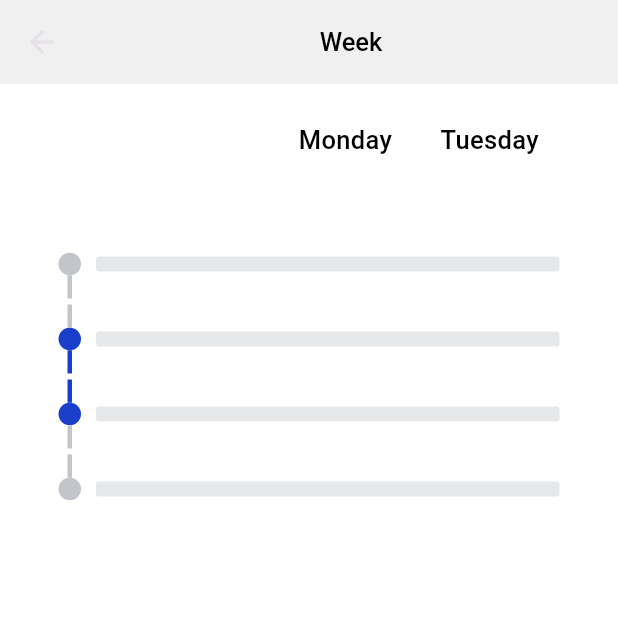
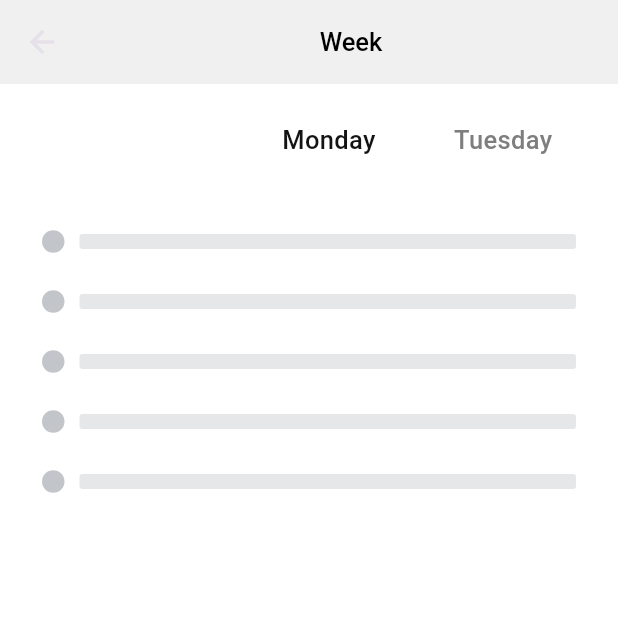
Before and after one commit to MuhammadHarisSiddiqui620/alarm_clock, a Flutter app: the WeekScreen screen opened directly, on a phone screen of 412 x 824 dp, the top half of it. Run offline on Flutter 3.47's test engine with Material 3 defaults, Android fonts, the light colour scheme and no system bars; drawn by our look-alikes of timelines; our stand-ins replace flutter_svg, hive, hive_flutter; missing offline and left inert: alarm, wheel_picker; accounts and stored records are empty.

Commit message:
alarm_clock[19]
Changes
- Week Screen Half Done

Issues
- None

```diff
--- a/lib/Components/TimelineStatusPage.dart
+++ b/lib/Components/TimelineStatusPage.dart
@@ -1,19 +1,35 @@
+import 'package:alarm_clock/Models/alarm_model.dart';
 import 'package:flutter/material.dart';
+import 'package:flutter_svg/svg.dart';
 import 'package:timelines/timelines.dart';
+
+import '../constants.dart';
+import 'StaticAlarm.dart';
 
 const kTileHeight = 50.0;
 
-class TimelineStatusPage extends StatelessWidget {
+class TimelineStatusPage extends StatefulWidget {
+  final List<AlarmModel> alarms;
+
+  const TimelineStatusPage({super.key, required this.alarms});
+
+  @override
+  State<TimelineStatusPage> createState() => _TimelineStatusPageState();
+}
+
+class _TimelineStatusPageState extends State<TimelineStatusPage> {
   @override
   Widget build(BuildContext context) {
-    return Scaffold(
+    return Expanded(
+      child: Scaffold(
         body: Center(
           child: Padding(
             padding: const EdgeInsets.symmetric(horizontal: 12.0),
             child: Row(
               children: [
-              _Timeline2(),
+                _Timeline2(alarms: widget.alarms),
               ],
+            ),
           ),
         ),
       ),
@@ -22,15 +38,51 @@ class TimelineStatusPage extends StatelessWidget {
 }
 
 class _Timeline2 extends StatelessWidget {
+  final List<AlarmModel> alarms;
+
+  const _Timeline2({Key? key, required this.alarms}) : super(key: key);
+
   @override
   Widget build(BuildContext context) {
-    List<_TimelineStatus> data = [
-      _TimelineStatus.done,
-      _TimelineStatus.inProgress,
-      _TimelineStatus.inProgress,
-      _TimelineStatus.todo
-    ];
+    List<_TimelineStatus> data = List.generate(
+      alarms.length,
+      (index) =>
+          _TimelineStatus.done, // Assuming all alarms are done for this example
+    );
 
+    if (alarms.isEmpty) {
+      return Flexible(
+        child: Timeline.tileBuilder(
+          theme: TimelineThemeData(
+            nodePosition: 0,
+            color: Color(0xffc2c5c9),
+            connectorTheme: ConnectorThemeData(
+              thickness: 3.0,
+            ),
+          ),
+          padding: EdgeInsets.symmetric(vertical: 10.0), // Reduced top padding
+          builder: TimelineTileBuilder.connected(
+            indicatorBuilder: (context, index) {
+              return DotIndicator(
+                color: null,
+              );
+            },
+            connectorBuilder: (_, index, connectorType) {
+              return SolidLineConnector(
+                indent: connectorType == ConnectorType.start ? 0 : 100,
+                endIndent: connectorType == ConnectorType.end ? 0 : 100,
+                color: null,
+              );
+            },
+            contentsBuilder: (_, __) => _EmptyContents(),
+            itemCount: 5,
+            itemExtentBuilder: (_, __) {
+              return 40;
+            }, // Only one item for the empty state
+          ),
+        ),
+      );
+    }
     return Flexible(
       child: Timeline.tileBuilder(
         theme: TimelineThemeData(
@@ -44,7 +96,9 @@ class _Timeline2 extends StatelessWidget {
         builder: TimelineTileBuilder.connected(
           indicatorBuilder: (context, index) {
             return DotIndicator(
-              color: data[index].isInProgress ? Color(0xff193fcc) : null,
+              color: data[index] == _TimelineStatus.done
+                  ? Color(0xff193fcc)
+                  : null,
             );
           },
           connectorBuilder: (_, index, connectorType) {
@@ -60,13 +114,42 @@ class _Timeline2 extends StatelessWidget {
               color: color,
             );
           },
-          contentsBuilder: (_, __) => _EmptyContents(),
-          itemExtentBuilder: (_, __) {
-            return kTileHeight;
+          contentsBuilder: (context, index) {
+            return _AlarmContents(alarm: alarms[index]);
           },
           itemCount: data.length,
         ),
       ),
+    );
+  }
+}
+
+class _AlarmContents extends StatelessWidget {
+  final AlarmModel alarm;
+
+  const _AlarmContents({Key? key, required this.alarm}) : super(key: key);
+
+  @override
+  Widget build(BuildContext context) {
+    // Debugging: Check the state of alarm.alarmDay
+    print("Alarm Day: ${alarm.alarmDay}"); // Check what alarm.alarmDay is
+
+    return alarm.alarmDay.isEmpty
+        ? Container(
+            margin: EdgeInsets.only(left: 10.0),
+            height: 10.0,
+            decoration: BoxDecoration(
+              borderRadius: BorderRadius.circular(2.0),
+              color: Color(0xffe6e7e9),
+            ),
+          )
+        : Container(
+            margin: EdgeInsets.only(left: 10.0, top: 15, bottom: 15),
+            decoration: BoxDecoration(
+              borderRadius: BorderRadius.circular(2.0),
+              color: Color(0xffe6e7e9), // Same background color for consistency
+            ),
+            child: StaticAlarm(alarm: alarm), // Display the individual alarm
           );
   }
 }
--- a/lib/Screens/NewAlarm.dart
+++ b/lib/Screens/NewAlarm.dart
@@ -334,7 +334,10 @@ class _NewAlarmState extends State<NewAlarm> {
                         ScaffoldMessenger.of(context).showSnackBar(
                           SnackBar(content: Text('Alarm saved successfully!')),
                         );
-                        Navigator.pop(context); // Go back to previous screen
+                        Navigator.of(context).push(MaterialPageRoute(
+                                builder: (context) =>
+                                    AlarmScreen()) // Ckall loadAlarm when returning from NewAlarm
+                            ); // Go back to previous screen
                       } else {
                         ScaffoldMessenger.of(context).showSnackBar(
                           SnackBar(
--- a/lib/Screens/WeekScreen.dart
+++ b/lib/Screens/WeekScreen.dart
@@ -1,7 +1,9 @@
 import 'package:alarm_clock/Components/CustomAppBar.dart';
 import 'package:alarm_clock/Components/TimelineStatusPage.dart';
 import 'package:flutter/material.dart';
+import 'package:hive/hive.dart';
 
+import '../Models/alarm_model.dart';
 import '../constants.dart';
 
 class WeekScreen extends StatefulWidget {
@@ -12,88 +14,109 @@ class WeekScreen extends StatefulWidget {
 }
 
 class _WeekScreenState extends State<WeekScreen> {
+  // Track the selected day (e.g., Monday, Tuesday)
+  String selectedDay = 'Monday';
+
+  // Store all alarms for the selected day
+  List<AlarmModel> alarms = [];
+
+  @override
+  void initState() {
+    // TODO: implement initState
+    super.initState();
+    _loadAlarms(); // Load alarms from Hive
+  }
+
+  Future<void> _loadAlarms() async {
+    var box = Hive.box<AlarmModel>('alarm-db');
+    setState(() {
+      alarms =
+          box.values.where((alarm) => alarm.alarmDay == selectedDay).toList();
+    });
+  }
+
   @override
   Widget build(BuildContext context) {
     double screenWidth = MediaQuery.of(context).size.width;
+
+    // Get alarms for the selected day
+    List<AlarmModel> selectedDayAlarms = alarms.toList();
+
+    debugPrint('selectedDayAlarms = $selectedDayAlarms');
 
     return SafeArea(
       child: Scaffold(
         appBar: CustomAppBar(title: 'Week'), // Use the custom AppBar
         body: Container(
-          margin: EdgeInsets.symmetric(vertical: 25, horizontal: 27),
+          margin: EdgeInsets.symmetric(vertical: 25, horizontal: 16),
           child: Column(
-            crossAxisAlignment:
-                CrossAxisAlignment.center, // Center the content vertically
+            crossAxisAlignment: CrossAxisAlignment.center,
             children: [
               // Horizontal ListView for days of the week
               Container(
                 height: 50,
                 margin: EdgeInsets.only(
-                    left: screenWidth * 0.5 -
-                        50), // 50% of screen width minus half the container width (75)
+                    left: screenWidth * 0.5 - 50), // 50% of screen width
                 child: ListView(
                   scrollDirection:
                       Axis.horizontal, // Enable horizontal scrolling
                   children: [
-                    Container(
-                      padding: EdgeInsets.symmetric(horizontal: 16),
-                      child: Text(
-                        'Monday',
-                        style: appBarStyle,
-                      ),
+                    getDayWidget('Monday'),
+                    SizedBox(
+                      width: 20,
                     ),
-                    Container(
-                      padding: EdgeInsets.symmetric(horizontal: 16),
-                      child: Text(
-                        'Tuesday',
-                        style: appBarStyle,
-                      ),
+                    getDayWidget('Tuesday'),
+                    SizedBox(
+                      width: 20,
                     ),
-                    Container(
-                      padding: EdgeInsets.symmetric(horizontal: 16),
-                      child: Text(
-                        'Wednesday',
-                        style: appBarStyle,
-                      ),
+                    getDayWidget('Wednesday'),
+                    SizedBox(
+                      width: 20,
                     ),
-                    Container(
-                      padding: EdgeInsets.symmetric(horizontal: 16),
-                      child: Text(
-                        'Thursday',
-                        style: appBarStyle,
-                      ),
+                    getDayWidget('Thursday'),
+                    SizedBox(
+                      width: 20,
                     ),
-                    Container(
-                      padding: EdgeInsets.symmetric(horizontal: 16),
-                      child: Text(
-                        'Friday',
-                        style: appBarStyle,
-                      ),
+                    getDayWidget('Friday'),
+                    SizedBox(
+                      width: 20,
                     ),
-                    Container(
-                      padding: EdgeInsets.symmetric(horizontal: 16),
-                      child: Text(
-                        'Saturday',
-                        style: appBarStyle,
-                      ),
+                    getDayWidget('Saturday'),
+                    SizedBox(
+                      width: 20,
                     ),
-                    Container(
-                      padding: EdgeInsets.symmetric(horizontal: 16),
-                      child: Text(
-                        'Sunday',
-                        style: appBarStyle,
-                      ),
-                    ),
+                    getDayWidget('Sunday'),
                   ],
                 ),
               ),
-              Expanded(
-                child: TimelineStatusPage(),
-              ),
+              TimelineStatusPage(alarms: selectedDayAlarms),
             ],
           ),
         ),
       ),
     );
   }
+
+  // Widget for each day button in the horizontal list
+  GestureDetector getDayWidget(String day) {
+    return GestureDetector(
+      onTap: () {
+        setState(() {
+          selectedDay = day;
+          _loadAlarms(); // Load alarms when a day is selected
+        });
+      },
+      child: Container(
+        padding: EdgeInsets.symmetric(horizontal: 16),
+        child: Text(
+          day,
+          style: TextStyle(
+            color: selectedDay == day ? Color(0xFF131313) : Color(0xFF7E7E7E),
+            fontFamily: 'Roboto',
+            fontSize: 17,
+          ),
+        ),
+      ),
+    );
+  }
 }
```
Also changed, not shown: lib/Components/StaticAlarm.dart (added, +76 -0 lines). Lines whose indentation alone changed are shown as unchanged.
